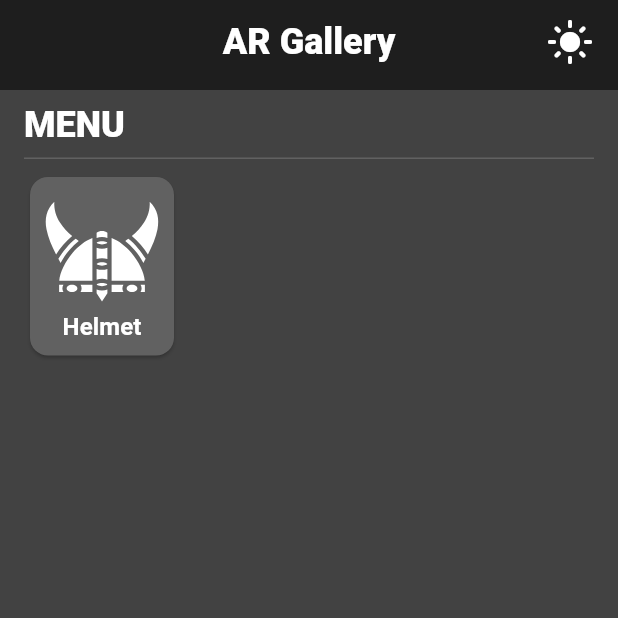
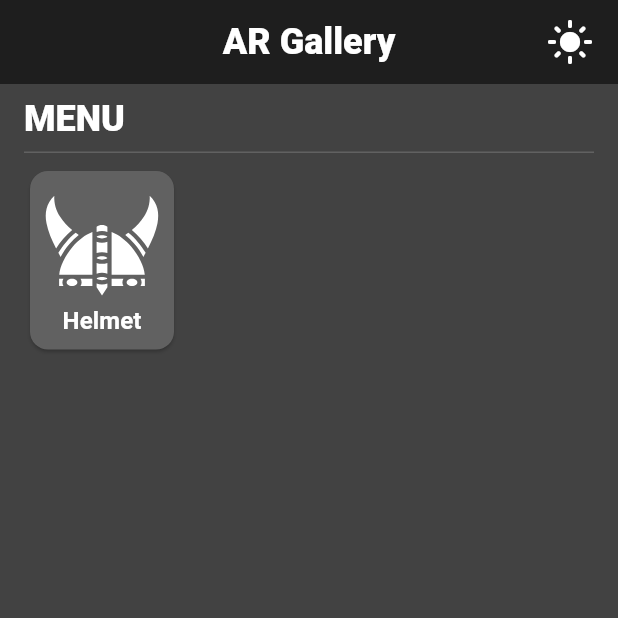
Before and after one commit to selecky/ar_gallery, a Flutter app: the screen it shows after launch, after a tap on the "dark mode" icon, on a phone screen of 412 x 824 dp, the top half of it. Run offline on Flutter 3.47's test engine with Material 3 defaults, Android fonts, the light colour scheme and no system bars; our stand-ins replace dio, easy_localization, equatable, flutter_bloc, flutter_svg, get_it and 3 more; missing offline and left inert: flutter_unity_widget, requests_inspector; accounts and stored records are empty.

Commit message:
shell app bar removed

```diff
--- a/lib/architecture/app.dart
+++ b/lib/architecture/app.dart
@@ -5,7 +5,6 @@ import 'package:ar_gallery/architecture/utils/app_module.dart';
 import 'package:ar_gallery/features/dark_mode/dark_mode_module.dart';
 import 'package:ar_gallery/features/helmet/helmet_module.dart';
 import 'package:ar_gallery/features/home/home_module.dart';
-import 'package:ar_gallery/features/shell/shell_module.dart';
 import 'package:ar_gallery/generic/constants.dart';
 import 'package:dio/dio.dart';
 import 'package:flutter/foundation.dart';
--- a/lib/architecture/app_modules.dart
+++ b/lib/architecture/app_modules.dart
@@ -1,3 +1,3 @@
 part of 'app.dart';
 
-final List<AppModule> _modules = [DarkModeModule(), HelmetModule(), HomeModule(), ShellModule()];
+final List<AppModule> _modules = [DarkModeModule(), HelmetModule(), HomeModule()];
--- a/lib/architecture/app_router.dart
+++ b/lib/architecture/app_router.dart
@@ -2,28 +2,15 @@ part of 'app.dart';
 
 final _log = Logger('app_router');
 
-final GlobalKey<NavigatorState> _rootNavigatorKey = GlobalKey<NavigatorState>(debugLabel: 'root');
-final GlobalKey<NavigatorState> _shellNavigatorKey = GlobalKey<NavigatorState>(debugLabel: 'shell');
-
 final _appRouter = GoRouter(
-  navigatorKey: _rootNavigatorKey,
   observers: [_AppNavigatorObserver()],
-  routes: [
-    ShellRoute(
-      navigatorKey: _shellNavigatorKey,
-      builder:
-          (context, state, child) =>
-              GetIt.I.get<Widget>(param1: state, param2: child, instanceName: ScreenNames.shell),
   routes: [
     GoRoute(
       path: '/',
       name: ScreenNames.home,
       builder:
-              (context, state) => GetIt.I.get<Widget>(
-                instanceName: ScreenNames.home,
-                param1: state,
-                param2: context,
-              ),
+          (context, state) =>
+              GetIt.I.get<Widget>(instanceName: ScreenNames.home, param1: state, param2: context),
       routes: [
         GoRoute(
           path: ScreenNames.helmet,
@@ -38,8 +25,6 @@ final _appRouter = GoRouter(
       ],
     ),
   ],
-    ),
-  ],
 );
 
 class _AppNavigatorObserver extends NavigatorObserver {
--- a/lib/features/home/presentation/screens/home_screen.dart
+++ b/lib/features/home/presentation/screens/home_screen.dart
@@ -1,3 +1,4 @@
+import 'package:ar_gallery/features/dark_mode/presentation/widgets/dark_mode_switch.dart';
 import 'package:ar_gallery/features/home/presentation/blocs/home_bloc.dart';
 import 'package:ar_gallery/features/home/presentation/widgets/home_tile.dart';
 import 'package:ar_gallery/generic/strings.dart';
@@ -19,7 +20,9 @@ class HomeScreen extends StatefulWidget {
 class _HomeScreenState extends State<HomeScreen> {
   @override
   Widget build(BuildContext context) {
-    return AppScreen(
+    return Scaffold(
+      appBar: AppBar(title: Text(Strings.app_title), actions: const [DarkModeSwitch()]),
+      body: AppScreen(
         title: Strings.screen_title_home.tr(),
         hasBackButton: false,
         child: Padding(
@@ -37,6 +40,7 @@ class _HomeScreenState extends State<HomeScreen> {
             ],
           ),
         ),
+      ),
     );
   }
 }
--- a/lib/features/shell/presentation/screens/shell_screen.dart
+++ /dev/null
@@ -1,13 +0,0 @@
-import 'package:ar_gallery/features/shell/presentation/widgets/shell_app_bar.dart';
-import 'package:flutter/material.dart';
-
-class ShellScreen extends StatelessWidget {
-  final Widget child;
-
-  const ShellScreen({super.key, required this.child});
-
-  @override
-  Widget build(BuildContext context) {
-    return Scaffold(appBar: const ShellAppBar(), body: child);
-  }
-}
--- a/lib/features/shell/presentation/widgets/shell_app_bar.dart
+++ /dev/null
@@ -1,15 +0,0 @@
-import 'package:ar_gallery/features/dark_mode/presentation/widgets/dark_mode_switch.dart';
-import 'package:ar_gallery/generic/strings.dart';
-import 'package:flutter/material.dart';
-
-class ShellAppBar extends StatelessWidget implements PreferredSizeWidget {
-  const ShellAppBar({super.key});
-
-  @override
-  Widget build(BuildContext context) {
-    return AppBar(title: Text(Strings.app_title), actions: const [DarkModeSwitch()]);
-  }
-
-  @override
-  Size get preferredSize => const Size.fromHeight(60);
-}
--- a/lib/features/shell/shell_module.dart
+++ /dev/null
@@ -1,43 +0,0 @@
-import 'package:ar_gallery/architecture/utils/app_module.dart';
-import 'package:ar_gallery/features/dark_mode/presentation/blocs/dark_mode_bloc.dart';
-import 'package:ar_gallery/features/shell/presentation/screens/shell_screen.dart';
-import 'package:ar_gallery/generic/constants.dart';
-import 'package:flutter/material.dart';
-import 'package:flutter_bloc/flutter_bloc.dart';
-import 'package:get_it/get_it.dart';
-import 'package:go_router/go_router.dart';
-
-class ShellModule extends AppModule {
-  @override
-  void registerBloc() {}
-
-  @override
-  void registerScreenProviders() {
-    GetIt.I.registerFactoryParam<Widget, GoRouterState, Widget>(
-      (goRouterState, shellChild) => MultiBlocProvider(
-        providers: [BlocProvider<DarkModeBloc>.value(value: GetIt.I.get<DarkModeBloc>())],
-        child: GetIt.I.get<ShellScreen>(param1: goRouterState, param2: shellChild),
-      ),
-      instanceName: ScreenNames.shell,
-    );
-  }
-
-  @override
-  void registerDataSource() {}
-
-  @override
-  void registerNavigation() {}
-
-  @override
-  void registerRepo() {}
-
-  @override
-  void registerScreen() {
-    GetIt.I.registerFactoryParam<ShellScreen, GoRouterState, Widget>(
-      (goRouterState, shellChild) => ShellScreen(child: shellChild),
-    );
-  }
-
-  @override
-  void registerUseCase() {}
-}
```
Also changed, not shown: lib/features/helmet/presentation/screens/helmet_screen.dart (+6 -3 lines), lib/features/helmet/presentation/widgets/back_button_unity.dart (deleted, +0 -21 lines). Lines whose indentation alone changed are shown as unchanged.
